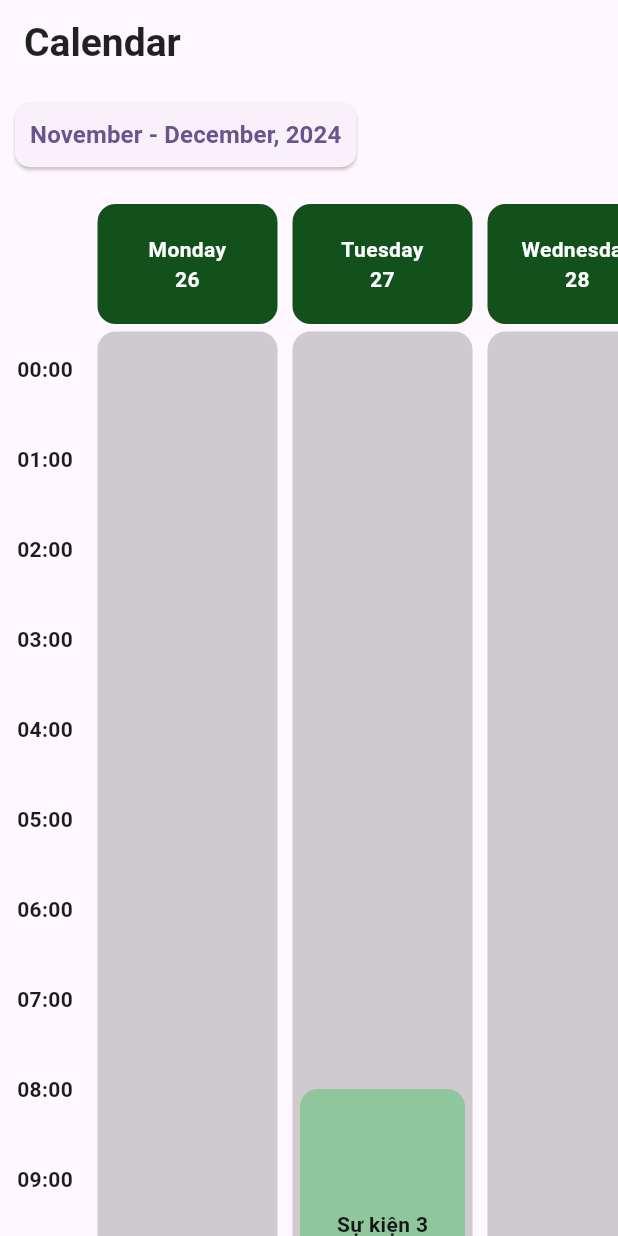
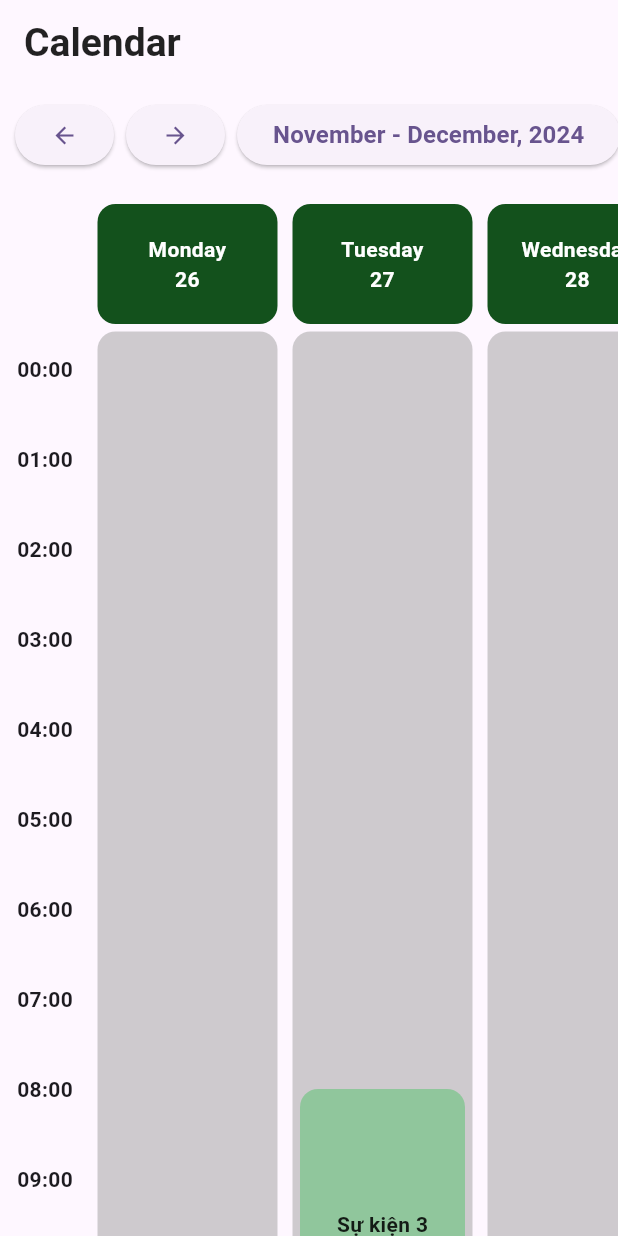
Before and after one commit to wizardap/vnu_student, a Flutter app: the screen it shows after launch, on a phone screen of 412 x 824 dp. Run offline on Flutter 3.47's test engine with Material 3 defaults, Android fonts, the phone set to English and light mode, and no system bars; statements that could not run were skipped.

```diff
--- a/lib/screens/calendar.dart
+++ b/lib/screens/calendar.dart
@@ -102,6 +102,20 @@ class _CalendarScreenState extends State<CalendarScreen> {
     }
   }
 
+  void _previousWeek() {
+    setState(() {
+      _selectedDate = _selectedDate.subtract(Duration(days: 7));
+      curMonday = curMonday.subtract(Duration(days: 7));
+    });
+  }
+
+  void _nextWeek() {
+    setState(() {
+      _selectedDate = _selectedDate.add(Duration(days: 7));
+      curMonday = curMonday.add(Duration(days: 7));
+    });
+  }
+
   // Lấy ngày của một ngày trong tuần
   int getDay(int dayIndex, DateTime curMonday) {
     return curMonday.add(Duration(days: dayIndex)).day;
@@ -137,14 +151,23 @@ class _CalendarScreenState extends State<CalendarScreen> {
           Positioned(
             top: 10,
             left: 10,
-            child: ElevatedButton(
+            child: Row(
+              children: [
+                ElevatedButton(
+                  onPressed: () => _previousWeek(),
+                  style: ButtonStyles.primaryStyle,
+                  child: Icon(Icons.arrow_back),
+                ),
+                SizedBox(width: AppSizes.smallPadding),
+                ElevatedButton(
+                  onPressed: () => _nextWeek(),
+                  style: ButtonStyles.primaryStyle,
+                  child: Icon(Icons.arrow_forward),
+                ),
+                SizedBox(width: AppSizes.smallPadding),
+                ElevatedButton(
                   onPressed: () => _selectDate(context),
-              style: ElevatedButton.styleFrom(
-                shape: RoundedRectangleBorder(
-                  borderRadius: BorderRadius.circular(10),
-                ),
-                padding: const EdgeInsets.all(10),
-              ),
+                  style: ButtonStyles.primaryStyle,
                   child: Text(
                     curMonday.year == getYear(6, curMonday) ?
                     (curMonday.month == getMonth(6, curMonday) ?
@@ -156,6 +179,8 @@ class _CalendarScreenState extends State<CalendarScreen> {
                       fontWeight: FontWeight.bold,
                     ),
                   ),
+                ),
+              ],
             ),
           ),
         ],
```
Lines whose indentation alone changed are shown as unchanged.
